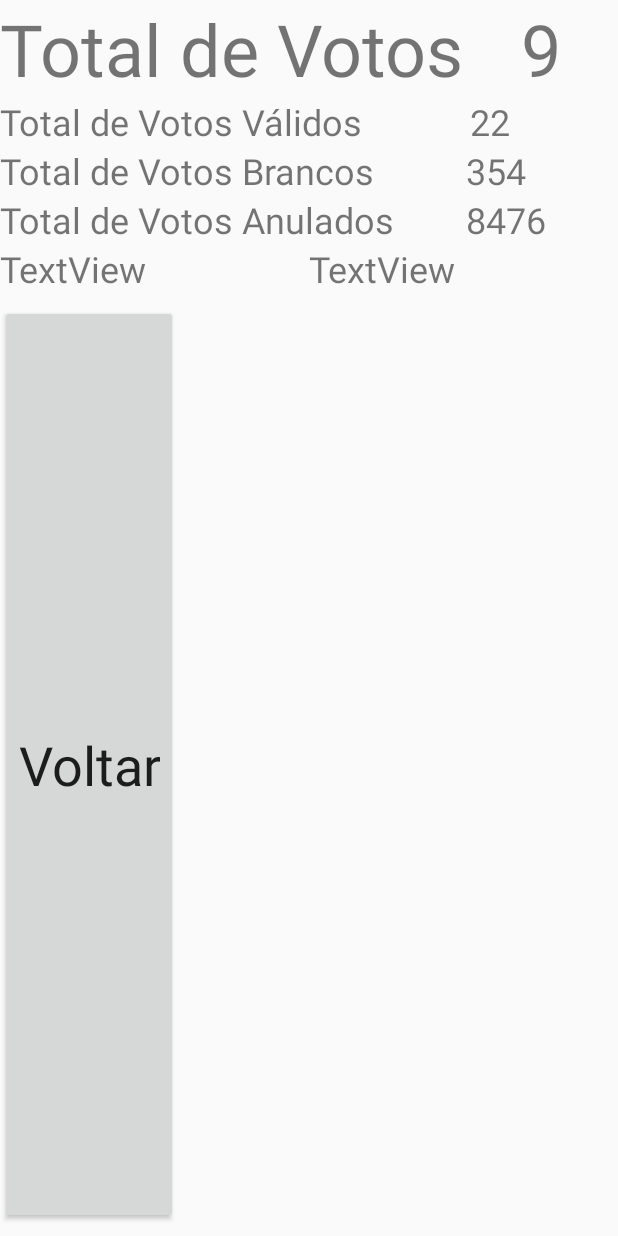
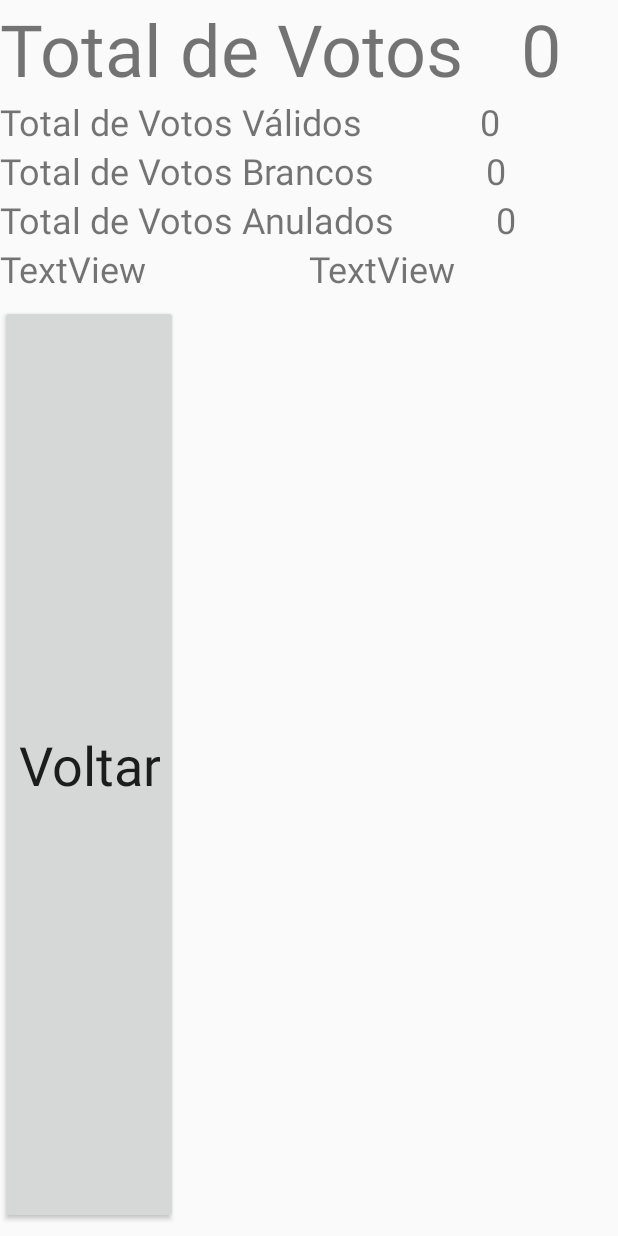
Before and after one commit to Grandcara/minerva, an Android app: the TotalizacaoVotos screen opened directly, with no data from a screen before it, on a phone screen of 412 x 824 dp. Run offline under Robolectric (Android 15) with nearby library versions, the phone set to English and light mode, and no system bars.

Commit message:
Contagem dos votos.

```diff
--- a/app/src/main/java/br/edu/ufsj/minerva/control/XML.java
+++ b/app/src/main/java/br/edu/ufsj/minerva/control/XML.java
@@ -10,6 +10,7 @@ import org.w3c.dom.Node;
 import org.w3c.dom.NodeList;
 import org.xmlpull.v1.XmlSerializer;
 
+import java.io.FileInputStream;
 import java.io.FileNotFoundException;
 import java.io.InputStream;
 import java.io.OutputStream;
@@ -110,22 +111,56 @@ public class XML {
     }
 
     public void finalizeWriteVoto() {
-
+        if( new Candidado().getCandidatos().size() > 0) {
             try {
-            serializer.endTag("","votos");
+                serializer.endTag("", "votos");
                 serializer.endDocument();
                 serializer.flush();
                 fos.close();
 
                 //Apaga os canddidatos da memoria ao finalizar
                 new Candidado().getCandidatos().clear();
-            Log.i("Arquivo de votos finalizado","Sucesso");
+                Log.i("Arquivo de votos finalizado", "Sucesso");
             } catch (Exception e) {
                 throw new RuntimeException(e);
+
+            }
         }
     }
 
-    public void readVoto(Context context) {
+    public ArrayList<Candidado>  readVotos(Context context) {
+        String Filename = "votos.xml";
+        ArrayList<Candidado> candidatos = new ArrayList<Candidado>();
+        try {
+            //FileInputStream is = new FileInputStream(Filename);
+            FileInputStream is = context.openFileInput(Filename);
 
+            DocumentBuilderFactory dbFactory = DocumentBuilderFactory.newInstance();
+            DocumentBuilder dBuilder = dbFactory.newDocumentBuilder();
+            Document doc = dBuilder.parse(is);
+
+            Element element=doc.getDocumentElement();
+            element.normalize();
+
+            NodeList nList = doc.getElementsByTagName("voto");
+
+            for (int i=0; i<nList.getLength(); i++) {
+
+                Node node = nList.item(i);
+                if (node.getNodeType() == Node.ELEMENT_NODE) {
+                    Element element2 = (Element) node;
+                    for (Candidado canditado :  new Candidado().getCandidatos()) {
+                        if(canditado.getNumero() == Integer.valueOf(getValue("idCandidato", element2)) ){
+                            candidatos.add(canditado);
                         }
                     }
+                    Log.i("Leitura de votos cadidatos",candidatos.toString());
+                }
+            }
+
+        } catch (Exception e) {e.printStackTrace();
+            Log.i("ERRO na Leitura de votos cadidatos, eleição nao terminada",candidatos.toString());
+        }
+        return candidatos;
+    }
+}
--- a/app/src/main/java/br/edu/ufsj/minerva/view/TotalizacaoVotos.java
+++ b/app/src/main/java/br/edu/ufsj/minerva/view/TotalizacaoVotos.java
@@ -7,10 +7,19 @@ import android.view.View;
 import android.widget.Button;
 import android.widget.TextView;
 
+import java.util.ArrayList;
+
 import br.edu.ufsj.minerva.R;
+import br.edu.ufsj.minerva.control.XML;
+import br.edu.ufsj.minerva.model.Candidado;
 
 
 public class TotalizacaoVotos extends Activity {
+
+    private TextView totalDeVotosResultado;
+    private TextView totalDeVotosValidosResultado;
+    private TextView totalDeVotosBrancosResultado;
+    private TextView totalDeVotosAnuladosResultado;
 
     @Override
     protected void onCreate(Bundle savedInstanceState) {
@@ -18,20 +27,16 @@ public class TotalizacaoVotos extends Activity {
         setContentView(R.layout.totaldevotos);
 
 
-        TextView totalDeVotosResultado = findViewById(R.id.tv_totalVotosResultado);
+        totalDeVotosResultado = findViewById(R.id.tv_totalVotosResultado);
 
-        TextView totalDeVotosValidosResultado = findViewById(R.id.tv_votosValidosResultado);
+        totalDeVotosValidosResultado = findViewById(R.id.tv_votosValidosResultado);
 
 
-        TextView totalDeVotosBrancosResultado = findViewById(R.id.tv_votosBrancosResultado);
+        totalDeVotosBrancosResultado = findViewById(R.id.tv_votosBrancosResultado);
 
-        TextView totalDeVotosAnuladosResultado = findViewById(R.id.tv_votosAnuladosResultado);
+        totalDeVotosAnuladosResultado = findViewById(R.id.tv_votosAnuladosResultado);
 
 
-        totalDeVotosResultado.setText("9");
-        totalDeVotosValidosResultado.setText("22");
-        totalDeVotosBrancosResultado .setText("354");
-        totalDeVotosAnuladosResultado.setText("8476");
 
         Button btVoltar = findViewById(R.id.bt_Voltar);
 
@@ -47,5 +52,35 @@ public class TotalizacaoVotos extends Activity {
         });
     }
 
-
+    protected void onResume() {
+        super.onResume();
+        if(new Candidado().getCandidatos().size() == 0) {
+            //recupera os candidatos do arquivo
+            new XML().readCandidatos(getApplicationContext());
+            ArrayList<Candidado> votos = new XML().readVotos(getApplicationContext());
+            int votosValidos = votos.size();
+            int votosBrancos = 0;
+            int votosNulos = 0;
+            totalDeVotosResultado.setText(String.valueOf(votos.size()));
+            for (Candidado canditado : votos) {
+                if (canditado.getId() == 0) {
+                    votosValidos--;
+                    votosBrancos++;
+                } else if (canditado.getId() == -1) {
+                    votosValidos--;
+                    votosNulos++;
+                }
+            }
+            //apaga os candidatos da memoria
+            new Candidado().getCandidatos().clear();
+            totalDeVotosValidosResultado.setText(String.valueOf(votosValidos));
+            totalDeVotosBrancosResultado.setText(String.valueOf(votosBrancos));
+            totalDeVotosAnuladosResultado.setText(String.valueOf(votosNulos));
+        }else{
+            totalDeVotosResultado.setText(String.valueOf("Votação em andamento"));
+            totalDeVotosValidosResultado.setText(String.valueOf("Votação em andamento"));
+            totalDeVotosBrancosResultado.setText(String.valueOf("Votação em andamento"));
+            totalDeVotosAnuladosResultado.setText(String.valueOf("Votação em andamento"));
+        }
+    }
 }
```
Also changed, not shown: app/src/main/res/raw/candidatos.xml (+14 -17 lines). Lines whose indentation alone changed are shown as unchanged.
